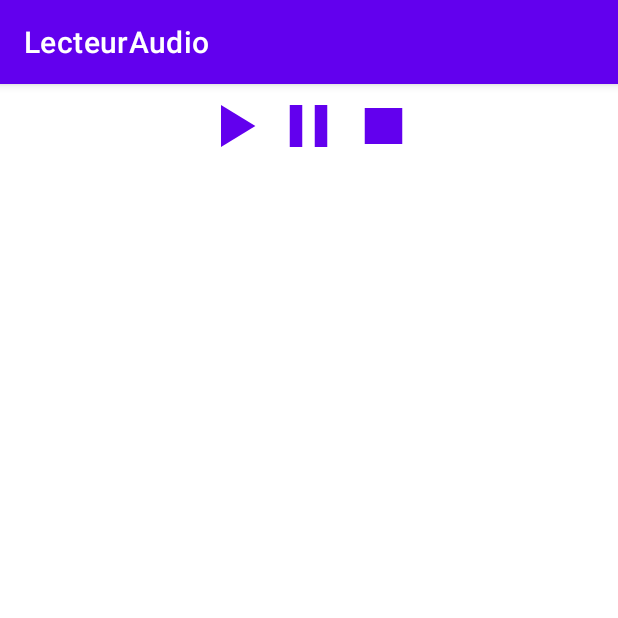
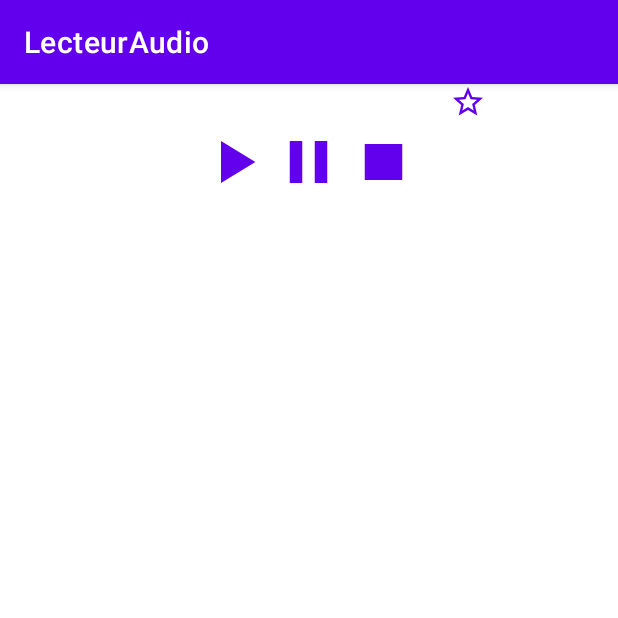
Before and after one commit to segoleneimie/LecteurAudioAndroid, an Android app: the screen it shows after launch (MainActivity), on a phone screen of 412 x 824 dp, the top half of it. Run offline under Robolectric (Android 15) with nearby library versions, the phone set to English and light mode, and no system bars; 1 statement that could not run was skipped.

```diff
--- a/app/src/main/java/com/cours/lecteuraudio/bdd/AppDatabase.kt
+++ b/app/src/main/java/com/cours/lecteuraudio/bdd/AppDatabase.kt
@@ -5,5 +5,5 @@ import androidx.room.RoomDatabase
 
 @Database(entities = [MusiqueFavoriteDTO::class], version = 1)
 abstract class AppDatabase : RoomDatabase(){
-    abstract fun musiquesDAO(): MusiquesDAO
+    abstract fun musiquesFavoritesDAO(): MusiquesFavoritesDAO
 }
--- a/app/src/main/java/com/cours/lecteuraudio/bdd/AppDatabaseHelper.kt
+++ b/app/src/main/java/com/cours/lecteuraudio/bdd/AppDatabaseHelper.kt
@@ -1,6 +1,7 @@
 package com.cours.lecteuraudio.bdd
 
 import android.content.Context
+import android.util.Log
 import androidx.room.Room
 
 class AppDatabaseHelper (context: Context) {
--- a/app/src/main/java/com/cours/lecteuraudio/bdd/MusiquesDAO.kt
+++ /dev/null
@@ -1,13 +0,0 @@
-package com.cours.lecteuraudio.bdd
-
-import androidx.room.*
-
-@Dao
-abstract class MusiquesDAO {
-    @Query("SELECT * FROM musiquesFavorites")
-    abstract fun getListeMusiquesFavorites(): List<MusiqueFavoriteDTO>
-    @Insert
-    abstract fun insert(vararg courses: MusiqueFavoriteDTO)
-    @Delete
-    abstract fun delete(vararg courses: MusiqueFavoriteDTO)
-}
--- a/app/src/main/res/layout/activity_main.xml
+++ b/app/src/main/res/layout/activity_main.xml
@@ -1,36 +1,61 @@
 <?xml version="1.0" encoding="utf-8"?>
 <androidx.constraintlayout.widget.ConstraintLayout xmlns:android="http://schemas.android.com/apk/res/android"
+    xmlns:app="http://schemas.android.com/apk/res-auto"
     xmlns:tools="http://schemas.android.com/tools"
     android:layout_width="match_parent"
     android:layout_height="match_parent"
-    xmlns:app="http://schemas.android.com/apk/res-auto"
+    app:layout_constraintTop_toTopOf="parent"
     tools:context=".MainActivity">
+
+
+    <androidx.appcompat.widget.Toolbar
+        android:id="@+id/toolbar"
+        android:layout_width="match_parent"
+        android:layout_height="24dp"
+        app:layout_constraintBottom_toTopOf="@+id/frameLayout2"
+        app:layout_constraintTop_toTopOf="parent"
+        >
+
+        <Button
+            android:id="@+id/buttonGetListeFavoris"
+            android:layout_width="24dp"
+            android:layout_height="24dp"
+            android:background="@drawable/ic_baseline_star_border_24"
+            android:onClick="getListeFavoris"
+            android:layout_marginLeft="300dp" />
+        <Button
+            android:id="@+id/buttonListeFavoris"
+            android:layout_width="24dp"
+            android:layout_height="24dp"
+            android:background="@drawable/ic_baseline_star_24"
+            android:onClick="getListeFavoris"
+            android:layout_marginLeft="300dp"
+            />
+
+    </androidx.appcompat.widget.Toolbar>
 
     <LinearLayout
         android:id="@+id/frameLayout2"
+        style="?android:attr/buttonBarButtonStyle"
         android:layout_width="match_parent"
         android:layout_height="wrap_content"
-        app:layout_constraintTop_toTopOf="parent"
-        style="?android:attr/buttonBarButtonStyle"
+        app:layout_constraintTop_toBottomOf="@id/toolbar"
         >
 
         <Button
             android:layout_width="50dp"
             android:layout_height="match_parent"
-            android:background="@drawable/ic_baseline_play_arrow_24"
-            />
+            android:background="@drawable/ic_baseline_play_arrow_24" />
 
         <Button
             android:layout_width="50dp"
             android:layout_height="match_parent"
-            android:background="@drawable/ic_baseline_pause_24"
-            />
+            android:background="@drawable/ic_baseline_pause_24" />
 
         <Button
             android:layout_width="50dp"
             android:layout_height="match_parent"
-            android:background="@drawable/ic_baseline_stop_24"
-            />
+            android:background="@drawable/ic_baseline_stop_24" />
 
     </LinearLayout>
 
@@ -38,7 +63,7 @@
         android:id="@+id/liste_musiques"
         android:layout_width="match_parent"
         android:layout_height="wrap_content"
-        app:layout_constraintTop_toBottomOf="@+id/frameLayout2"
-        tools:layout_editor_absoluteX="0dp" />
+        app:layout_constraintTop_toBottomOf="@id/frameLayout2"
+       />
 
 </androidx.constraintlayout.widget.ConstraintLayout>
```
Also changed, not shown: app/src/main/java/com/cours/lecteuraudio/MainActivity.kt (+67 -0 lines), app/src/main/java/com/cours/lecteuraudio/MusiquesAdapter.kt (+48 -0 lines), app/src/main/java/com/cours/lecteuraudio/bdd/MusiqueFavoriteDTO.kt (+4 -3 lines), app/src/main/java/com/cours/lecteuraudio/bdd/MusiquesFavoritesDAO.kt (added, +13 -0 lines), app/src/main/res/layout/item_musique.xml (+21 -22 lines), 1 other file.
